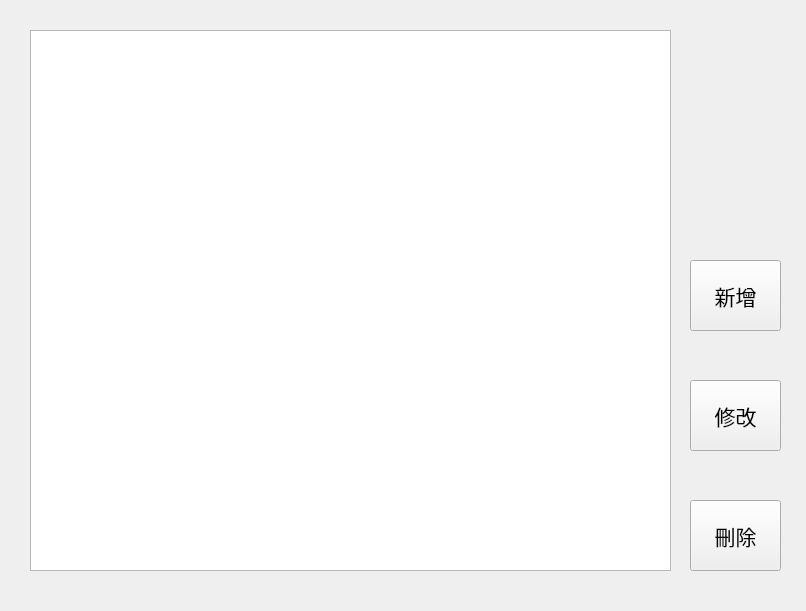
Qt form RMS/boss_manage.ui (hank-wu/OOAD) before a commit.
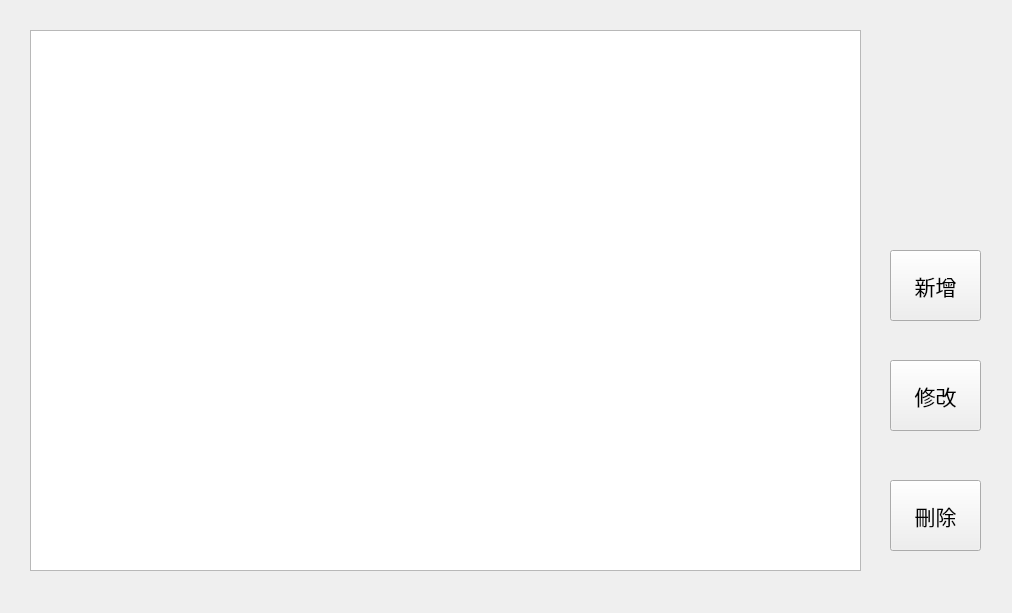
The same form after that commit.

What changed in the file:
```diff
--- a/RMS/boss_manage.ui
+++ b/RMS/boss_manage.ui
@@ -6,8 +6,8 @@
    <rect>
     <x>0</x>
     <y>0</y>
-    <width>806</width>
-    <height>611</height>
+    <width>1012</width>
+    <height>613</height>
    </rect>
   </property>
   <property name="windowTitle">
@@ -21,7 +21,7 @@
     <rect>
      <x>30</x>
      <y>30</y>
-     <width>641</width>
+     <width>831</width>
      <height>541</height>
     </rect>
    </property>
@@ -88,6 +88,11 @@
    <attribute name="verticalHeaderStretchLastSection">
     <bool>false</bool>
    </attribute>
+   <column>
+    <property name="text">
+     <string>菜單編號</string>
+    </property>
+   </column>
    <column>
     <property name="text">
      <string>名稱</string>
@@ -125,8 +130,8 @@
   <widget class="QPushButton" name="AddButton">
    <property name="geometry">
     <rect>
-     <x>690</x>
-     <y>260</y>
+     <x>890</x>
+     <y>250</y>
      <width>91</width>
      <height>71</height>
     </rect>
@@ -144,8 +149,8 @@
   <widget class="QPushButton" name="ModifyButton">
    <property name="geometry">
     <rect>
-     <x>690</x>
-     <y>380</y>
+     <x>890</x>
+     <y>360</y>
      <width>91</width>
      <height>71</height>
     </rect>
@@ -163,8 +168,8 @@
   <widget class="QPushButton" name="DeleteButton">
    <property name="geometry">
     <rect>
-     <x>690</x>
-     <y>500</y>
+     <x>890</x>
+     <y>480</y>
      <width>91</width>
      <height>71</height>
     </rect>
```
